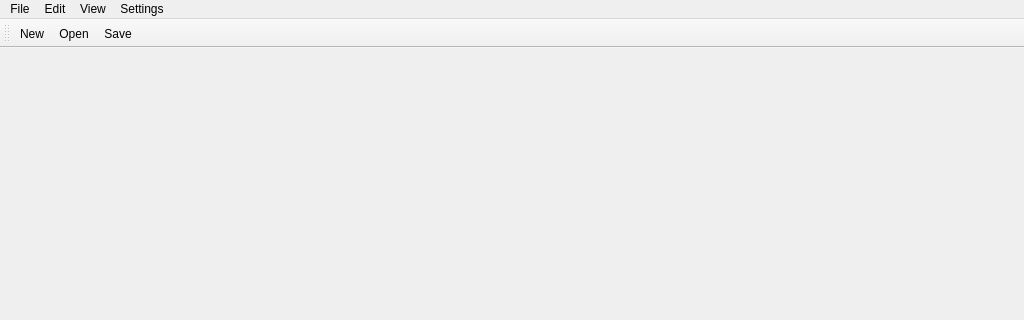
Before: the Qt Designer form Editor/MainWindow.ui in 115dkk/EqualizerAPO-XT, drawn with Qt 5; both pictures show x 0 to 1024 and y 0 to 320 of the 1024 by 768 pixel window.
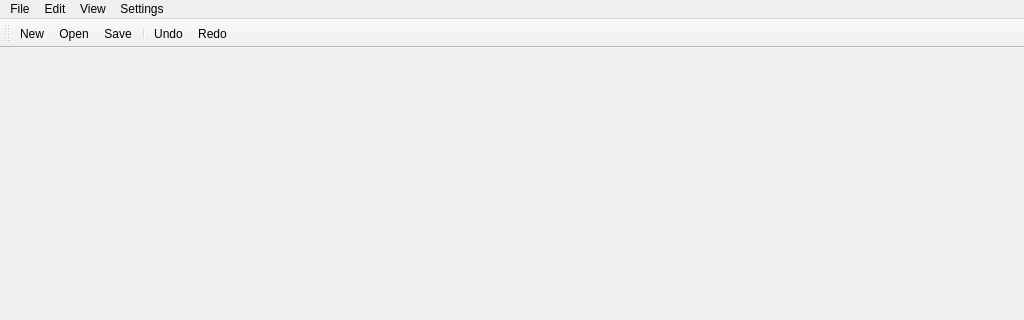
After: the same form once the commit is applied. Icons and pictures are not drawn. Custom widgets are drawn as their Qt base class.

Commit message: feat(editor): 툴바 undo/redo 버튼과 스킨 치장 신뢰성·이관 경로 재매핑

Patch:
```diff
--- a/Editor/MainWindow.ui
+++ b/Editor/MainWindow.ui
@@ -117,6 +117,9 @@
    <addaction name="actionNew"/>
    <addaction name="actionOpen"/>
    <addaction name="actionSave"/>
+   <addaction name="separator"/>
+   <addaction name="actionUndo"/>
+   <addaction name="actionRedo"/>
   </widget>
   <widget class="QDockWidget" name="analysisDockWidget">
    <property name="windowTitle">
```
The commit also changes 19 other files.
